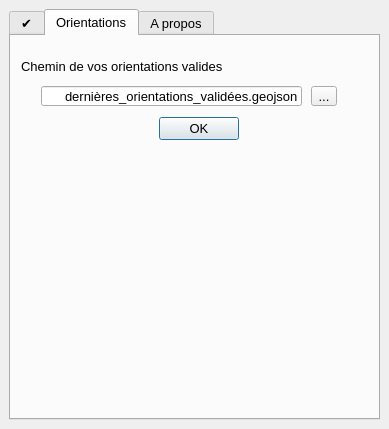
Above: mon_parcellaire_dockwidget_base.ui from jhemmi/MonParcellaire before the change. Below: the same form after it.
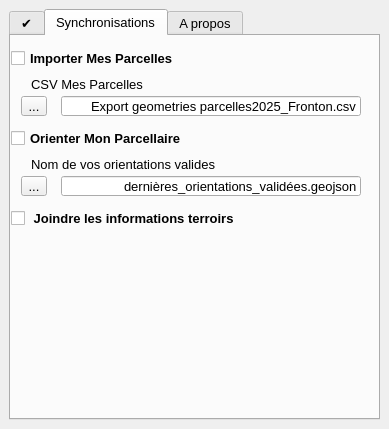
That is the form after the change.

Diff of the .ui file:
```diff
--- a/mon_parcellaire_dockwidget_base.ui
+++ b/mon_parcellaire_dockwidget_base.ui
@@ -358,15 +358,156 @@
         </widget>
         <widget class="QWidget" name="tab_Orientation">
          <attribute name="title">
-          <string>Orientations</string>
+          <string>Synchronisations</string>
          </attribute>
+         <widget class="QToolButton" name="Orientation_toolButton">
+          <property name="geometry">
+           <rect>
+            <x>10</x>
+            <y>140</y>
+            <width>26</width>
+            <height>20</height>
+           </rect>
+          </property>
+          <property name="sizePolicy">
+           <sizepolicy hsizetype="Preferred" vsizetype="Preferred">
+            <horstretch>0</horstretch>
+            <verstretch>0</verstretch>
+           </sizepolicy>
+          </property>
+          <property name="maximumSize">
+           <size>
+            <width>16777215</width>
+            <height>30</height>
+           </size>
+          </property>
+          <property name="focusPolicy">
+           <enum>Qt::NoFocus</enum>
+          </property>
+          <property name="text">
+           <string>...</string>
+          </property>
+         </widget>
+         <widget class="QWidget" name="verticalLayoutWidget_2">
+          <property name="geometry">
+           <rect>
+            <x>10</x>
+            <y>240</y>
+            <width>351</width>
+            <height>108</height>
+           </rect>
+          </property>
+          <layout class="QVBoxLayout" name="verticalLayout_2"/>
+         </widget>
+         <widget class="QCheckBox" name="Mes_Parcelles_checkBox">
+          <property name="geometry">
+           <rect>
+            <x>0</x>
+            <y>10</y>
+            <width>349</width>
+            <height>25</height>
+           </rect>
+          </property>
+          <property name="font">
+           <font>
+            <pointsize>10</pointsize>
+            <weight>75</weight>
+            <bold>true</bold>
+           </font>
+          </property>
+          <property name="text">
+           <string>Importer Mes Parcelles</string>
+          </property>
+         </widget>
+         <widget class="QLabel" name="label_chemin_Mes_Parcelles">
+          <property name="geometry">
+           <rect>
+            <x>20</x>
+            <y>40</y>
+            <width>191</width>
+            <height>17</height>
+           </rect>
+          </property>
+          <property name="sizePolicy">
+           <sizepolicy hsizetype="Preferred" vsizetype="Preferred">
+            <horstretch>0</horstretch>
+            <verstretch>0</verstretch>
+           </sizepolicy>
+          </property>
+          <property name="maximumSize">
+           <size>
+            <width>16777215</width>
+            <height>30</height>
+           </size>
+          </property>
+          <property name="font">
+           <font>
+            <pointsize>10</pointsize>
+           </font>
+          </property>
+          <property name="toolTip">
+           <string/>
+          </property>
+          <property name="text">
+           <string>CSV Mes Parcelles</string>
+          </property>
+          <property name="alignment">
+           <set>Qt::AlignLeading|Qt::AlignLeft|Qt::AlignVCenter</set>
+          </property>
+         </widget>
+         <widget class="QLineEdit" name="Mes_Parcelles_lineEdit">
+          <property name="geometry">
+           <rect>
+            <x>50</x>
+            <y>60</y>
+            <width>300</width>
+            <height>20</height>
+           </rect>
+          </property>
+          <property name="sizePolicy">
+           <sizepolicy hsizetype="Preferred" vsizetype="Fixed">
+            <horstretch>0</horstretch>
+            <verstretch>0</verstretch>
+           </sizepolicy>
+          </property>
+          <property name="maximumSize">
+           <size>
+            <width>16777215</width>
+            <height>30</height>
+           </size>
+          </property>
+          <property name="font">
+           <font>
+            <family>Ubuntu</family>
+            <pointsize>10</pointsize>
+           </font>
+          </property>
+          <property name="cursor">
+           <cursorShape>ArrowCursor</cursorShape>
+          </property>
+          <property name="focusPolicy">
+           <enum>Qt::NoFocus</enum>
+          </property>
+          <property name="toolTip">
+           <string>&lt;html&gt;&lt;head/&gt;&lt;body&gt;&lt;p&gt;Choisir la couche des tous les ilots et parcelles de Mes Parcelles. &lt;/p&gt;&lt;p&gt;Le chemin vers votre référentiel (par exemple &lt;span style=&quot; font-style:italic;&quot;&gt;C:/SIG/MonParcellaire&lt;/span&gt;) ne doit pas être précisé. Le nom initial est &amp;quot;Export geometries parcelles2025_Fronton.csv&amp;quot; &lt;/p&gt;&lt;p&gt;Cette couche doit contenir les champs &lt;span style=&quot; font-weight:600;&quot;&gt;nom_parcelle&lt;/span&gt; et&lt;span style=&quot; font-weight:600;&quot;&gt; libelle_usage. &lt;/span&gt;Les vignes sont filtrées par le libelle_usage pour la valeur &lt;span style=&quot; font-weight:600;&quot;&gt;&amp;quot;vigne vinifère recolte en kg&amp;quot; &lt;/span&gt;&lt;/p&gt;&lt;/body&gt;&lt;/html&gt;</string>
+          </property>
+          <property name="styleSheet">
+           <string notr="true"/>
+          </property>
+          <property name="text">
+           <string>Export geometries parcelles2025_Fronton.csv</string>
+          </property>
+          <property name="alignment">
+           <set>Qt::AlignRight|Qt::AlignTrailing|Qt::AlignVCenter</set>
+          </property>
+         </widget>
          <widget class="QLabel" name="label_chemin_orientation">
           <property name="geometry">
            <rect>
-            <x>10</x>
-            <y>20</y>
-            <width>301</width>
-            <height>20</height>
+            <x>20</x>
+            <y>120</y>
+            <width>349</width>
+            <height>17</height>
            </rect>
           </property>
           <property name="sizePolicy">
@@ -390,46 +531,18 @@
            <string>&lt;html&gt;&lt;head/&gt;&lt;body&gt;&lt;p&gt;&lt;br/&gt;&lt;/p&gt;&lt;/body&gt;&lt;/html&gt;</string>
           </property>
           <property name="text">
-           <string>Chemin de vos orientations valides</string>
+           <string>Nom de vos orientations valides</string>
           </property>
           <property name="alignment">
            <set>Qt::AlignLeading|Qt::AlignLeft|Qt::AlignVCenter</set>
           </property>
          </widget>
-         <widget class="QToolButton" name="Orientation_toolButton">
-          <property name="geometry">
-           <rect>
-            <x>300</x>
-            <y>50</y>
-            <width>26</width>
-            <height>20</height>
-           </rect>
-          </property>
-          <property name="sizePolicy">
-           <sizepolicy hsizetype="Preferred" vsizetype="Preferred">
-            <horstretch>0</horstretch>
-            <verstretch>0</verstretch>
-           </sizepolicy>
-          </property>
-          <property name="maximumSize">
-           <size>
-            <width>16777215</width>
-            <height>30</height>
-           </size>
-          </property>
-          <property name="focusPolicy">
-           <enum>Qt::NoFocus</enum>
-          </property>
-          <property name="text">
-           <string>...</string>
-          </property>
-         </widget>
          <widget class="QLineEdit" name="Orientation_lineEdit">
           <property name="geometry">
            <rect>
-            <x>30</x>
-            <y>50</y>
-            <width>261</width>
+            <x>50</x>
+            <y>140</y>
+            <width>300</width>
             <height>20</height>
            </rect>
           </property>
@@ -470,17 +583,72 @@
            <set>Qt::AlignRight|Qt::AlignTrailing|Qt::AlignVCenter</set>
           </property>
          </widget>
-         <widget class="QDialogButtonBox" name="Orientation_buttonBox">
+         <widget class="QCheckBox" name="Orientation_checkBox">
           <property name="geometry">
            <rect>
-            <x>60</x>
-            <y>80</y>
-            <width>168</width>
+            <x>0</x>
+            <y>90</y>
+            <width>349</width>
             <height>25</height>
            </rect>
           </property>
-          <property name="standardButtons">
-           <set>QDialogButtonBox::Ok</set>
+          <property name="font">
+           <font>
+            <pointsize>10</pointsize>
+            <weight>75</weight>
+            <bold>true</bold>
+           </font>
+          </property>
+          <property name="text">
+           <string>Orienter Mon Parcellaire</string>
+          </property>
+         </widget>
+         <widget class="QToolButton" name="Mes_Parcelles_toolButton">
+          <property name="geometry">
+           <rect>
+            <x>10</x>
+            <y>60</y>
+            <width>26</width>
+            <height>20</height>
+           </rect>
+          </property>
+          <property name="sizePolicy">
+           <sizepolicy hsizetype="Preferred" vsizetype="Preferred">
+            <horstretch>0</horstretch>
+            <verstretch>0</verstretch>
+           </sizepolicy>
+          </property>
+          <property name="maximumSize">
+           <size>
+            <width>16777215</width>
+            <height>30</height>
+           </size>
+          </property>
+          <property name="focusPolicy">
+           <enum>Qt::NoFocus</enum>
+          </property>
+          <property name="text">
+           <string>...</string>
+          </property>
+         </widget>
+         <widget class="QCheckBox" name="Terroir_checkBox">
+          <property name="geometry">
+           <rect>
+            <x>0</x>
+            <y>170</y>
+            <width>349</width>
+            <height>25</height>
+           </rect>
+          </property>
+          <property name="font">
+           <font>
+            <pointsize>10</pointsize>
+            <weight>75</weight>
+            <bold>true</bold>
+           </font>
+          </property>
+          <property name="text">
+           <string> Joindre les informations terroirs</string>
           </property>
          </widget>
         </widget>
```
Left out of the diff: 8 changed lines with no effect on the pictures.
